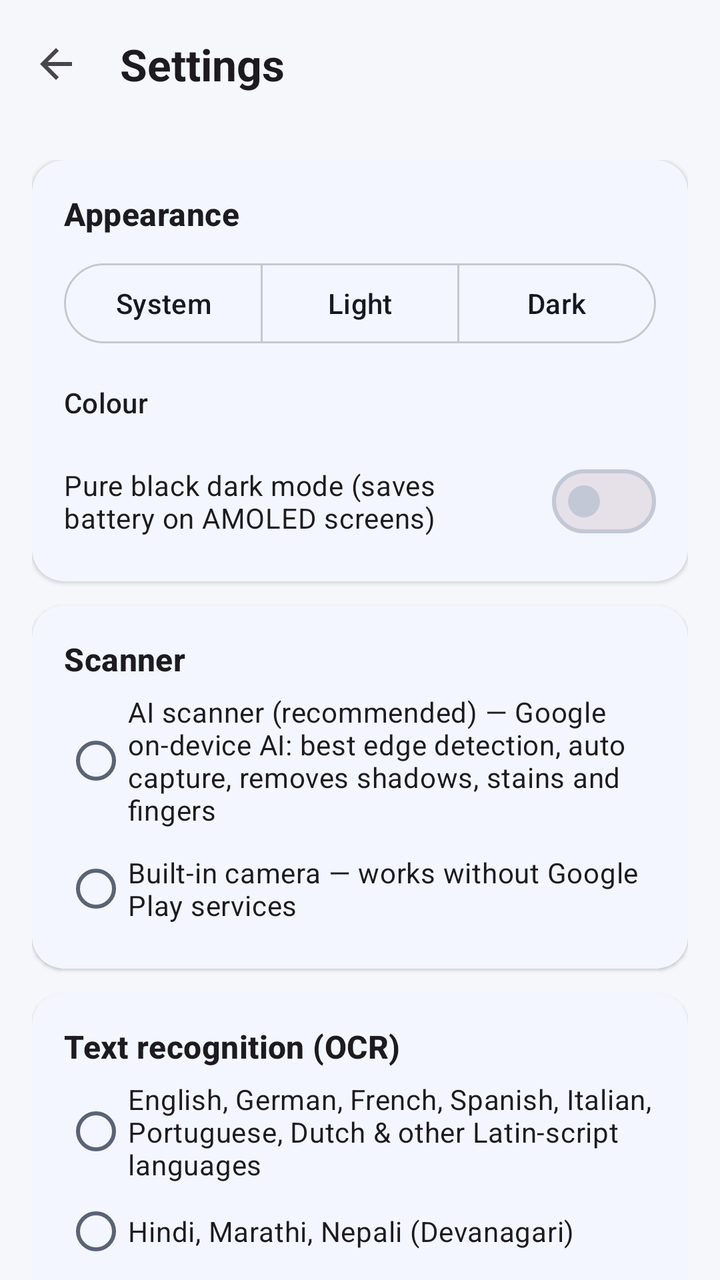
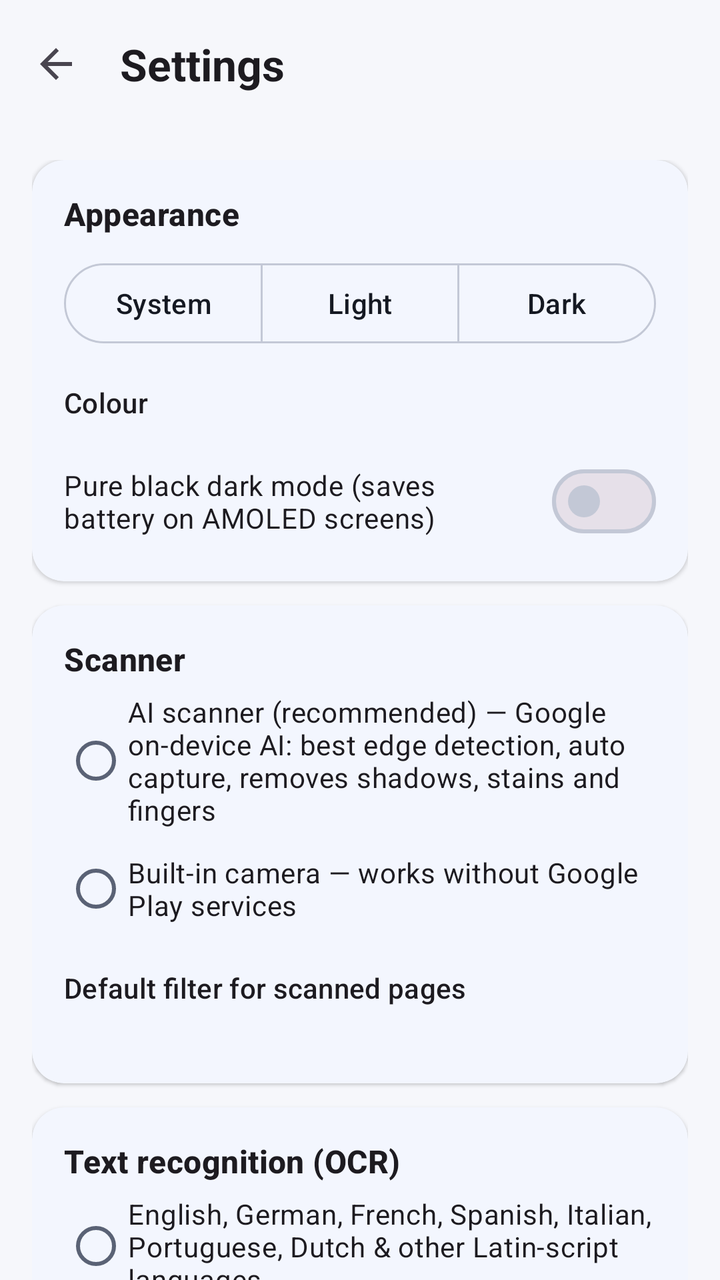

An Android layout rendered at two revisions. The XML below is the earlier revision; the diff shows what the commit changed to produce the second picture.
<!-- AndroidManifest.xml: application theme Theme.ScanSign -->
<!-- res/layout/activity_settings.xml -->
<?xml version="1.0" encoding="utf-8"?>
<LinearLayout xmlns:android="http://schemas.android.com/apk/res/android"
    xmlns:app="http://schemas.android.com/apk/res-auto"
    android:layout_width="match_parent"
    android:layout_height="match_parent"
    android:orientation="vertical">

    <com.google.android.material.appbar.MaterialToolbar
        android:id="@+id/toolbar"
        style="@style/Widget.App.Toolbar"
        android:layout_width="match_parent"
        android:layout_height="?attr/actionBarSize"
        app:navigationIcon="@drawable/ic_back"
        app:title="Settings" />

    <androidx.core.widget.NestedScrollView
        android:layout_width="match_parent"
        android:layout_height="match_parent">

        <LinearLayout
            android:id="@+id/content"
            android:layout_gravity="center_horizontal"
            android:layout_width="match_parent"
            android:layout_height="wrap_content"
            android:orientation="vertical"
            android:padding="16dp">

            <com.google.android.material.card.MaterialCardView
                android:layout_width="match_parent"
                android:layout_height="wrap_content"
                android:layout_marginBottom="12dp">

                <LinearLayout
                    android:layout_width="match_parent"
                    android:layout_height="wrap_content"
                    android:orientation="vertical"
                    android:padding="16dp">

                    <TextView
                        android:layout_width="wrap_content"
                        android:layout_height="wrap_content"
                        android:text="Appearance"
                        android:textAppearance="@style/TextAppearance.App.Section" />

                    <com.google.android.material.button.MaterialButtonToggleGroup
                        android:id="@+id/modeGroup"
                        android:layout_width="match_parent"
                        android:layout_height="wrap_content"
                        android:layout_marginTop="10dp"
                        app:selectionRequired="true"
                        app:singleSelection="true">

                        <com.google.android.material.button.MaterialButton
                            android:id="@+id/modeSystem"
                            style="@style/Widget.Material3.Button.OutlinedButton"
                            android:layout_width="0dp"
                            android:layout_height="48dp"
                            android:layout_weight="1"
                            android:maxLines="1"
                            android:text="System" />

                        <com.google.android.material.button.MaterialButton
                            android:id="@+id/modeLight"
                            style="@style/Widget.Material3.Button.OutlinedButton"
                            android:layout_width="0dp"
                            android:layout_height="48dp"
                            android:layout_weight="1"
                            android:maxLines="1"
                            android:text="Light" />

                        <com.google.android.material.button.MaterialButton
                            android:id="@+id/modeDark"
                            style="@style/Widget.Material3.Button.OutlinedButton"
                            android:layout_width="0dp"
                            android:layout_height="48dp"
                            android:layout_weight="1"
                            android:maxLines="1"
                            android:text="Dark" />
                    </com.google.android.material.button.MaterialButtonToggleGroup>

                    <TextView
                        android:layout_width="wrap_content"
                        android:layout_height="wrap_content"
                        android:layout_marginTop="16dp"
                        android:text="Colour"
                        android:textAppearance="@style/TextAppearance.Material3.LabelLarge" />

                    <LinearLayout
                        android:id="@+id/accents"
                        android:layout_width="match_parent"
                        android:layout_height="wrap_content"
                        android:layout_marginTop="8dp"
                        android:orientation="vertical" />

                    <com.google.android.material.materialswitch.MaterialSwitch
                        android:id="@+id/amoled"
                        android:layout_width="match_parent"
                        android:layout_height="wrap_content"
                        android:layout_marginTop="8dp"
                        android:text="Pure black dark mode (saves battery on AMOLED screens)" />
                </LinearLayout>
            </com.google.android.material.card.MaterialCardView>

            <com.google.android.material.card.MaterialCardView
                android:layout_width="match_parent"
                android:layout_height="wrap_content">

                <LinearLayout
                    android:layout_width="match_parent"
                    android:layout_height="wrap_content"
                    android:orientation="vertical"
                    android:padding="16dp">

                    <TextView
                        android:layout_width="wrap_content"
                        android:layout_height="wrap_content"
                        android:text="Scanner"
                        android:textAppearance="@style/TextAppearance.App.Section" />

                    <RadioGroup
                        android:id="@+id/scanner"
                        android:layout_width="match_parent"
                        android:layout_height="wrap_content"
                        android:layout_marginTop="6dp">

                        <RadioButton
                            android:id="@+id/scannerAi"
                            android:layout_width="match_parent"
                            android:layout_height="wrap_content"
                            android:text="AI scanner (recommended) — Google on-device AI: best edge detection, auto capture, removes shadows, stains and fingers" />

                        <RadioButton
                            android:id="@+id/scannerBuiltin"
                            android:layout_width="match_parent"
                            android:layout_height="wrap_content"
                            android:layout_marginTop="6dp"
                            android:text="Built-in camera — works without Google Play services" />
                    </RadioGroup>
                </LinearLayout>
            </com.google.android.material.card.MaterialCardView>

            <com.google.android.material.card.MaterialCardView
                android:layout_width="match_parent"
                android:layout_height="wrap_content"
                android:layout_marginTop="12dp">

                <LinearLayout
                    android:layout_width="match_parent"
                    android:layout_height="wrap_content"
                    android:orientation="vertical"
                    android:padding="16dp">

                    <TextView
                        android:layout_width="wrap_content"
                        android:layout_height="wrap_content"
                        android:text="Text recognition (OCR)"
                        android:textAppearance="@style/TextAppearance.App.Section" />

                    <RadioGroup
                        android:id="@+id/ocr"
                        android:layout_width="match_parent"
                        android:layout_height="wrap_content"
                        android:layout_marginTop="6dp">

                        <RadioButton
                            android:id="@+id/ocrLatin"
                            android:layout_width="match_parent"
                            android:layout_height="wrap_content"
                            android:text="English, German, French, Spanish, Italian, Portuguese, Dutch &amp; other Latin-script languages" />

                        <RadioButton
                            android:id="@+id/ocrDeva"
                            android:layout_width="match_parent"
                            android:layout_height="wrap_content"
                            android:text="Hindi, Marathi, Nepali (Devanagari)" />
                    </RadioGroup>

                    <com.google.android.material.materialswitch.MaterialSwitch
                        android:id="@+id/searchable"
                        android:layout_width="match_parent"
                        android:layout_height="wrap_content"
                        android:layout_marginTop="10dp"
                        android:text="Make scanned PDFs searchable (adds hidden text)" />

                    <TextView
                        android:layout_width="match_parent"
                        android:layout_height="wrap_content"
                        android:layout_marginTop="6dp"
                        android:text="Recognition runs fully on your phone. Nothing is uploaded."
                        android:textAppearance="@style/TextAppearance.Material3.BodySmall"
                        android:textColor="?attr/colorOnSurfaceVariant" />
                </LinearLayout>
            </com.google.android.material.card.MaterialCardView>
        </LinearLayout>
    </androidx.core.widget.NestedScrollView>
</LinearLayout>
<!-- resources referenced by this layout -->
<resources>
  <!-- drawable ic_back (drawable) -->
  <?xml version="1.0" encoding="utf-8"?>
  <vector xmlns:android="http://schemas.android.com/apk/res/android"
      android:width="24dp" android:height="24dp"
      android:viewportWidth="24" android:viewportHeight="24"
      android:tint="?attr/colorControlNormal">
      <path android:fillColor="#FFFFFFFF" android:pathData="M20,11H7.83l5.59,-5.59L12,4l-8,8 8,8 1.41,-1.41L7.83,13H20v-2z" />
  </vector>
  <style name="TextAppearance.App.Section" parent="TextAppearance.Material3.TitleMedium">
          <item name="android:textStyle">bold</item>
      </style>
  <style name="Widget.App.Toolbar" parent="Widget.Material3.Toolbar">
          <item name="android:background">?android:attr/colorBackground</item>
          <item name="titleTextAppearance">@style/TextAppearance.App.ToolbarTitle</item>
      </style>
  <style name="Theme.ScanSign" parent="Theme.Material3.DayNight.NoActionBar">
          <item name="colorPrimary">@color/md_primary</item>
          <item name="colorOnPrimary">@color/md_on_primary</item>
          <item name="colorPrimaryContainer">@color/md_primary_container</item>
          <item name="colorOnPrimaryContainer">@color/md_on_primary_container</item>
          <item name="colorSecondary">@color/md_secondary</item>
          <item name="colorSecondaryContainer">@color/md_secondary_container</item>
          <item name="colorOnSecondaryContainer">@color/md_on_secondary_container</item>
          <item name="android:colorBackground">@color/md_background</item>
          <item name="colorSurface">@color/md_surface</item>
          <item name="colorSurfaceVariant">@color/md_surface_variant</item>
          <item name="colorOnSurface">@color/md_on_surface</item>
          <item name="colorOnSurfaceVariant">@color/md_on_surface_variant</item>
          <item name="colorOutline">@color/md_outline</item>
          <item name="android:windowBackground">@color/md_background</item>
          <item name="android:statusBarColor">?android:attr/colorBackground</item>
          <item name="android:navigationBarColor">?android:attr/colorBackground</item>
          <item name="android:windowLightStatusBar">@bool/light_bars</item>
          <item name="materialCardViewStyle">@style/Widget.App.Card</item>
      </style>
  <style name="TextAppearance.App.ToolbarTitle" parent="TextAppearance.Material3.TitleLarge">
          <item name="android:textStyle">bold</item>
      </style>
  <color name="md_primary">#2457F5</color>
  <color name="md_on_primary">#FFFFFF</color>
  <color name="md_primary_container">#DCE4FF</color>
  <color name="md_on_primary_container">#001652</color>
  <color name="md_secondary">#00A893</color>
  <color name="md_secondary_container">#C9F5EE</color>
  <color name="md_on_secondary_container">#00201C</color>
  <color name="md_background">#F6F7FB</color>
  <color name="md_surface">#FFFFFF</color>
  <color name="md_surface_variant">#E7EAF3</color>
  <color name="md_on_surface">#151922</color>
  <color name="md_on_surface_variant">#5A6275</color>
  <color name="md_outline">#C3C8D6</color>
  <style name="Widget.App.Card" parent="Widget.Material3.CardView.Elevated">
          <item name="cardCornerRadius">16dp</item>
          <item name="cardElevation">1dp</item>
          <item name="cardBackgroundColor">?attr/colorSurface</item>
      </style>
</resources>

<!-- the commit's change to res/layout/activity_settings.xml (unified diff, before → after) -->
@@ -136,6 +136,29 @@
                             android:layout_marginTop="6dp"
                             android:text="Built-in camera — works without Google Play services" />
                     </RadioGroup>
+
+                    <TextView
+                        android:layout_width="wrap_content"
+                        android:layout_height="wrap_content"
+                        android:layout_marginTop="16dp"
+                        android:text="Default filter for scanned pages"
+                        android:textAppearance="@style/TextAppearance.Material3.LabelLarge" />
+
+                    <com.google.android.material.chip.ChipGroup
+                        android:id="@+id/filterGroup"
+                        android:layout_width="match_parent"
+                        android:layout_height="wrap_content"
+                        android:layout_marginTop="4dp"
+                        app:selectionRequired="true"
+                        app:singleSelection="true" />
+
+                    <TextView
+                        android:id="@+id/filterHint"
+                        android:layout_width="match_parent"
+                        android:layout_height="wrap_content"
+                        android:layout_marginTop="2dp"
+                        android:textAppearance="@style/TextAppearance.Material3.BodySmall"
+                        android:textColor="?attr/colorOnSurfaceVariant" />
                 </LinearLayout>
             </com.google.android.material.card.MaterialCardView>
 
